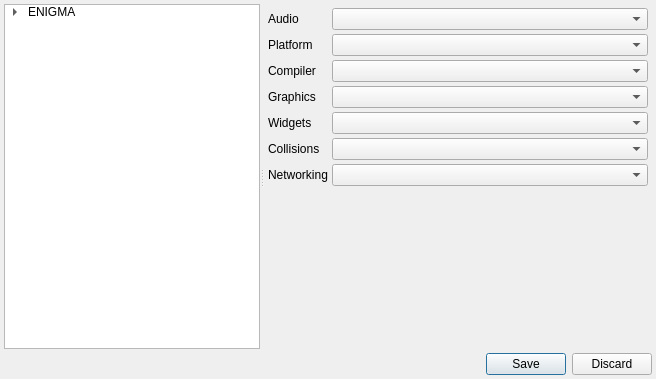
Old version of the form Editors/SettingsEditor.ui in the repository enigma-dev/RadialGM.
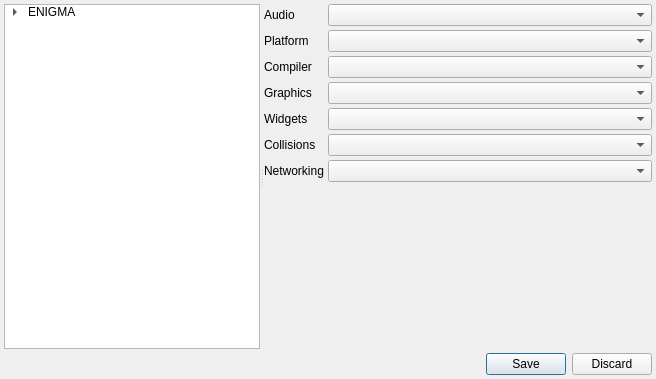
New version of the form. Icons and pictures are not drawn.

The edit to the form file:
```diff
--- a/Editors/SettingsEditor.ui
+++ b/Editors/SettingsEditor.ui
@@ -99,16 +99,16 @@
          <number>4</number>
         </property>
         <property name="leftMargin">
-         <number>4</number>
+         <number>0</number>
         </property>
         <property name="topMargin">
-         <number>4</number>
+         <number>0</number>
         </property>
         <property name="rightMargin">
-         <number>4</number>
+         <number>0</number>
         </property>
         <property name="bottomMargin">
-         <number>4</number>
+         <number>0</number>
         </property>
         <item row="0" column="0">
          <widget class="QLabel" name="audioLabel">
```
